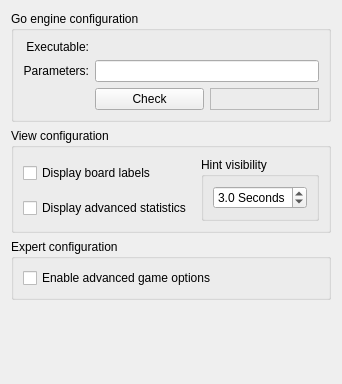
This is src/gui/config.ui in KDE/kigo as Qt 5 draws it before an edit. The edited form follows.
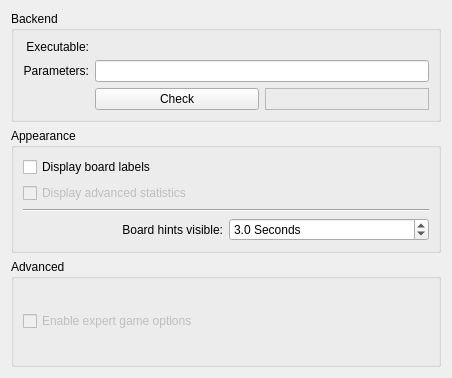
This is the edited form. Custom widgets are drawn as their Qt base class.

Commit message: SetupScreen overhaul once more, should be now more visually pleasant and aligned to GameScreen. Moved all status message display from KStatusBar to KGamePopupItem and removed status bar.

Patch:
```diff
--- a/src/gui/config.ui
+++ b/src/gui/config.ui
@@ -5,8 +5,8 @@
    <rect>
     <x>0</x>
     <y>0</y>
-    <width>342</width>
-    <height>384</height>
+    <width>452</width>
+    <height>378</height>
    </rect>
   </property>
   <layout class="QVBoxLayout" name="verticalLayout_2" >
@@ -19,7 +19,7 @@
       </sizepolicy>
      </property>
      <property name="title" >
-      <string>Go engine configuration</string>
+      <string>Backend</string>
      </property>
      <layout class="QGridLayout" name="gridLayout" >
       <item row="2" column="0" >
@@ -84,7 +84,7 @@
    <item>
     <widget class="QGroupBox" name="s" >
      <property name="title" >
-      <string>View configuration</string>
+      <string>Appearance</string>
      </property>
      <property name="checkable" >
       <bool>false</bool>
@@ -97,20 +97,27 @@
         </property>
        </widget>
       </item>
-      <item row="1" column="0" colspan="2" >
+      <item row="2" column="0" colspan="2" >
        <widget class="QCheckBox" name="kcfg_AdvancedStatistics" >
+        <property name="enabled" >
+         <bool>false</bool>
+        </property>
         <property name="text" >
          <string>Display advanced statistics</string>
         </property>
        </widget>
       </item>
-      <item rowspan="2" row="0" column="2" >
-       <widget class="QGroupBox" name="groupBox_3" >
-        <property name="title" >
-         <string>Hint visibility</string>
+      <item row="4" column="0" >
+       <widget class="QLabel" name="label_2" >
+        <property name="text" >
+         <string>Board hints visible:</string>
         </property>
-        <layout class="QVBoxLayout" name="verticalLayout_3" >
-         <item>
+        <property name="alignment" >
+         <set>Qt::AlignRight|Qt::AlignTrailing|Qt::AlignVCenter</set>
+        </property>
+       </widget>
+      </item>
+      <item row="4" column="1" >
           <widget class="QDoubleSpinBox" name="kcfg_HintVisibleTime" >
            <property name="sizePolicy" >
             <sizepolicy vsizetype="Fixed" hsizetype="Minimum" >
@@ -138,7 +145,11 @@
            </property>
           </widget>
          </item>
-        </layout>
+      <item row="3" column="0" colspan="2" >
+       <widget class="Line" name="line" >
+        <property name="orientation" >
+         <enum>Qt::Horizontal</enum>
+        </property>
        </widget>
       </item>
      </layout>
@@ -147,32 +158,22 @@
    <item>
     <widget class="QGroupBox" name="groupBox" >
      <property name="title" >
-      <string>Expert configuration</string>
+      <string>Advanced</string>
      </property>
      <layout class="QVBoxLayout" name="verticalLayout" >
       <item>
        <widget class="QCheckBox" name="kcfg_AdvancedGameOptions" >
+        <property name="enabled" >
+         <bool>false</bool>
+        </property>
         <property name="text" >
-         <string>Enable advanced game options</string>
+         <string>Enable expert game options</string>
         </property>
        </widget>
       </item>
      </layout>
     </widget>
    </item>
-   <item>
-    <spacer name="verticalSpacer" >
-     <property name="orientation" >
-      <enum>Qt::Vertical</enum>
-     </property>
-     <property name="sizeHint" stdset="0" >
-      <size>
-       <width>20</width>
-       <height>256</height>
-      </size>
-     </property>
-    </spacer>
-   </item>
   </layout>
  </widget>
  <customwidgets>
```
Lines whose indentation alone changed are shown as unchanged. The commit also changes 7 other files.
